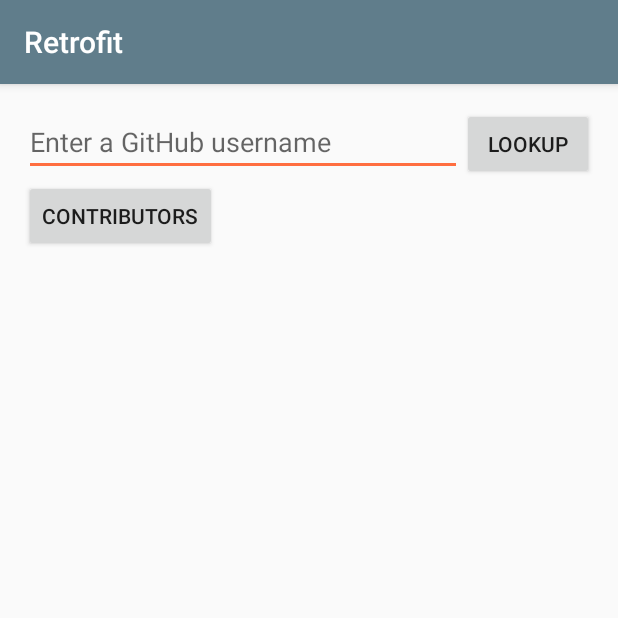
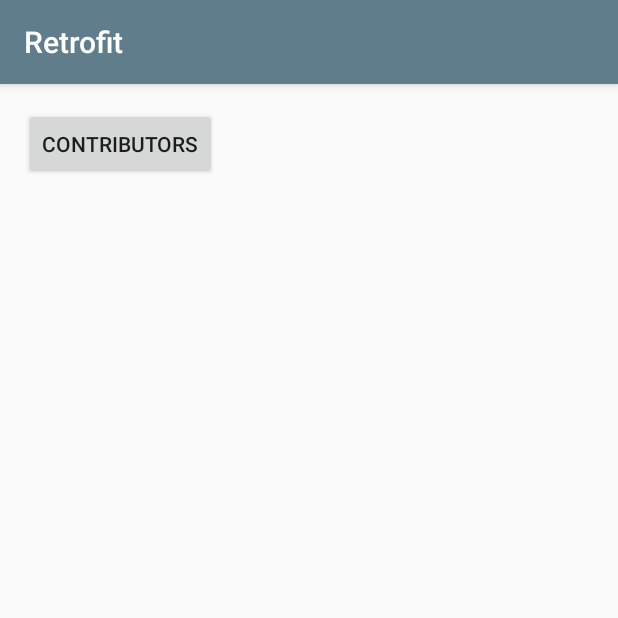
Before and after one commit to danbuckland/android-retrofit-example, an Android app: the screen it shows after launch (MainActivity), on a phone screen of 412 x 824 dp, the top half of it. Run offline under Robolectric (Android 15) with nearby library versions, the phone set to English and light mode, and no system bars; 3 statements that could not run were skipped.

Commit message:
Set minSdkVersion to 10 to allow testing with network on main thread

```diff
--- a/app/build.gradle
+++ b/app/build.gradle
@@ -6,7 +6,7 @@
 
     defaultConfig {
         applicationId "com.blocksolid.retrofittutorial"
-        minSdkVersion 15
+        minSdkVersion 10
         targetSdkVersion 23
         versionCode 1
         versionName "1.0"
--- a/app/src/main/java/com/blocksolid/retrofittutorial/MainActivity.java
+++ b/app/src/main/java/com/blocksolid/retrofittutorial/MainActivity.java
@@ -3,11 +3,9 @@
 import android.os.Bundle;
 import android.support.v7.app.AppCompatActivity;
 import android.util.Log;
-import android.view.KeyEvent;
 import android.view.View;
 import android.view.Menu;
 import android.view.MenuItem;
-import android.view.inputmethod.EditorInfo;
 import android.widget.Button;
 import android.widget.EditText;
 import android.widget.ProgressBar;
@@ -16,14 +14,11 @@
 import com.blocksolid.retrofittutorial.api.GitHubClient;
 import com.blocksolid.retrofittutorial.api.ServiceGenerator;
 import com.blocksolid.retrofittutorial.model.Contributor;
-import com.blocksolid.retrofittutorial.model.GitModel;
 
 import java.io.IOException;
 import java.util.List;
 
 import retrofit2.Call;
-import retrofit2.Response;
-import retrofit2.Retrofit;
 
 public class MainActivity extends AppCompatActivity {
 
@@ -42,12 +37,13 @@
         // Create a very simple REST adapter which points the GitHub API endpoint.
         gitHubClient = ServiceGenerator.createService(GitHubClient.class);
 
-        searchBtn = (Button) findViewById(R.id.main_btn_lookup);
+        //searchBtn = (Button) findViewById(R.id.main_btn_lookup);
         responseText = (TextView) findViewById(R.id.main_text_response);
-        editText = (EditText) findViewById(R.id.main_edit_username);
+        //editText = (EditText) findViewById(R.id.main_edit_username);
         progressBar = (ProgressBar) findViewById(R.id.main_progress);
         progressBar.setVisibility(View.INVISIBLE);
 
+        /*
         searchBtn.setOnClickListener(new View.OnClickListener() {
             @Override
             public void onClick(View v) {
@@ -65,6 +61,7 @@
                 return handled;
             }
         });
+        */
     }
 
 
@@ -90,41 +87,43 @@
         return super.onOptionsItemSelected(item);
     }
 
-//    public void searchForUser() {
-//        String user = editText.getText().toString();
-//        progressBar.setVisibility(View.VISIBLE);
-//
-//        //Make a request to get a response
-//        //Get json object from GitHub server to the POJO/model class
-//
-//        final Call<GitModel> call = gitHubClient.getFeed(user);
-//        call.enqueue(new Callback<GitModel>() {
-//            @Override
-//            public void onResponse(Response<GitModel> response, Retrofit retrofit) {
-//                //Display successful response results
-//                //TODO use string resources instead
-//                GitModel gitModel = response.body();
-//                responseText.setText("GitHub Name: " + gitModel.getName()
-//                        + "\nWebsite: " + gitModel.getBlog()
-//                        + "\nCompany Name: " + gitModel.getCompany());
-//                //Hide progressbar when done
-//                progressBar.setVisibility(View.INVISIBLE);
-//            }
-//
-//            @Override
-//            public void onFailure(Throwable t) {
-//                // Display error message if the request fails
-//                responseText.setText("Error"); //Error needs to be handled properly
-//                //Hide progressbar when done
-//                progressBar.setVisibility(View.INVISIBLE);
-//            }
-//        });
-//    }
+    /*
+    public void searchForUser() {
+        String user = editText.getText().toString();
+        progressBar.setVisibility(View.VISIBLE);
 
-    public void showContributors() {
+        //Make a request to get a response
+        //Get json object from GitHub server to the POJO/model class
+
+        final Call<GitModel> call = gitHubClient.getFeed(user);
+        call.enqueue(new Callback<GitModel>() {
+            @Override
+            public void onResponse(Response<GitModel> response, Retrofit retrofit) {
+                //Display successful response results
+                //TODO use string resources instead
+                GitModel gitModel = response.body();
+                responseText.setText("GitHub Name: " + gitModel.getName()
+                        + "\nWebsite: " + gitModel.getBlog()
+                        + "\nCompany Name: " + gitModel.getCompany());
+                //Hide progressbar when done
+                progressBar.setVisibility(View.INVISIBLE);
+            }
+
+            @Override
+            public void onFailure(Throwable t) {
+                // Display error message if the request fails
+                responseText.setText("Error"); //Error needs to be handled properly
+                //Hide progressbar when done
+                progressBar.setVisibility(View.INVISIBLE);
+            }
+        });
+    }
+    */
+
+    public void showContributors(View view) {
         // Fetch and print a list of the contributors to this library.
         Call<List<Contributor>> call =
-                gitHubClient.contributors("fs_opensource", "android-boilerplate");
+                gitHubClient.contributors("danbuckland", "crudecumber");
         List<Contributor> contributors = null;
 
         try {
--- a/app/src/main/res/layout/content_main.xml
+++ b/app/src/main/res/layout/content_main.xml
@@ -13,25 +13,25 @@
     app:layout_behavior="@string/appbar_scrolling_view_behavior"
     tools:showIn="@layout/activity_main"
     tools:context=".MainActivity">
-    <LinearLayout
-        android:layout_width="match_parent"
-        android:layout_height="wrap_content"
-        android:orientation="horizontal">
-        <EditText
-            android:id="@+id/main_edit_username"
-            android:layout_width="0dp"
-            android:layout_weight="1"
-            android:layout_height="wrap_content"
-            android:hint="@string/main_edit_hint"
-            android:imeOptions="actionSearch"
-            android:inputType="text"
-            />
-        <Button
-            android:layout_width="wrap_content"
-            android:layout_height="wrap_content"
-            android:id="@+id/main_btn_lookup"
-            android:text="@string/main_btn_lookup"/>
-    </LinearLayout>
+    <!--<LinearLayout-->
+        <!--android:layout_width="match_parent"-->
+        <!--android:layout_height="wrap_content"-->
+        <!--android:orientation="horizontal">-->
+        <!--<EditText-->
+            <!--android:id="@+id/main_edit_username"-->
+            <!--android:layout_width="0dp"-->
+            <!--android:layout_weight="1"-->
+            <!--android:layout_height="wrap_content"-->
+            <!--android:hint="@string/main_edit_hint"-->
+            <!--android:imeOptions="actionSearch"-->
+            <!--android:inputType="text"-->
+            <!--/>-->
+        <!--<Button-->
+            <!--android:layout_width="wrap_content"-->
+            <!--android:layout_height="wrap_content"-->
+            <!--android:id="@+id/main_btn_lookup"-->
+            <!--android:text="@string/main_btn_lookup"/>-->
+    <!--</LinearLayout>-->
     <Button
         android:layout_width="wrap_content"
         android:layout_height="wrap_content"
```
